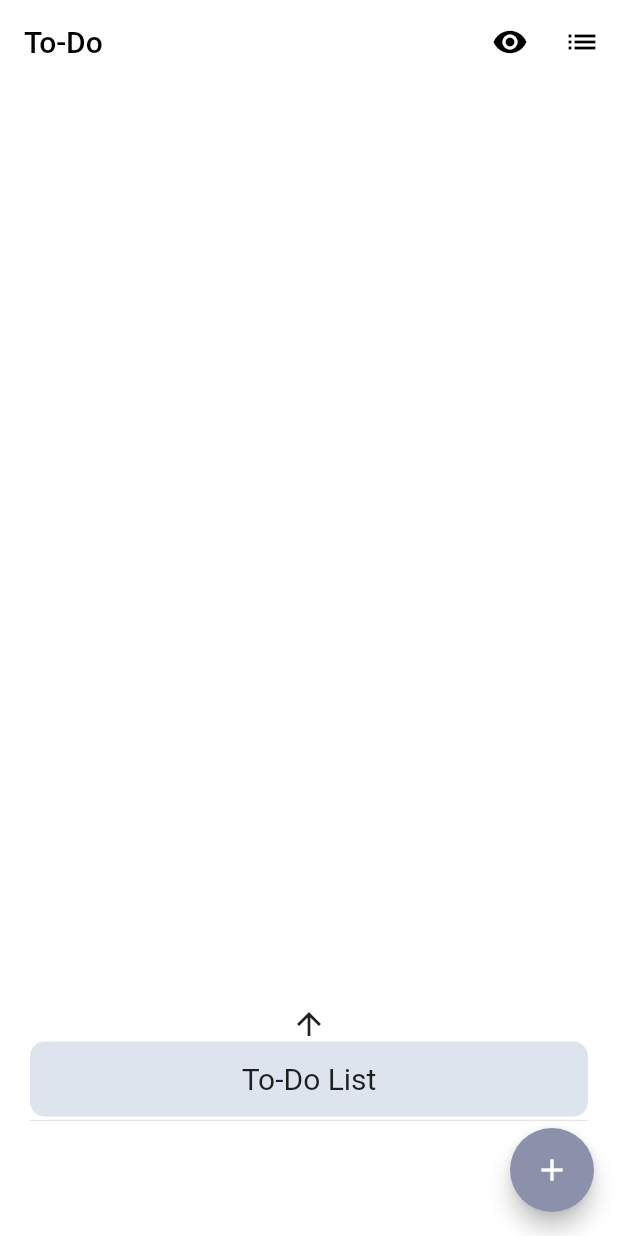
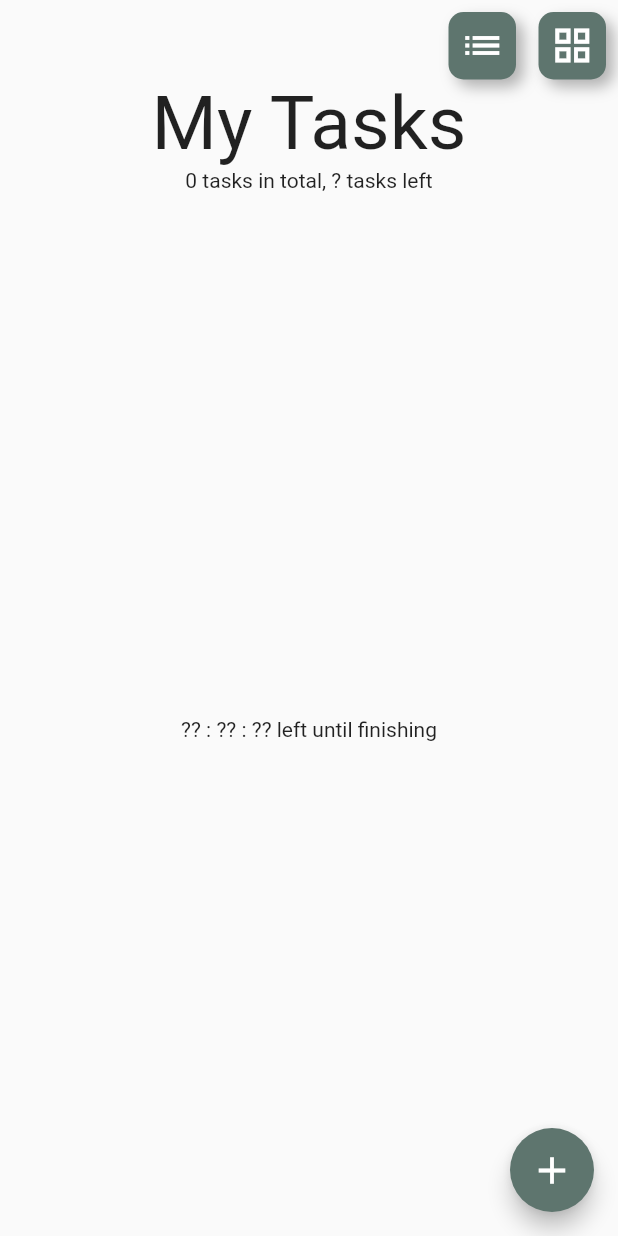
Before and after one commit to YMZhang7/-Productivity-App-ToFinish, a Flutter app: the screen it shows after launch, on a phone screen of 412 x 824 dp. Run offline on Flutter 3.47's test engine with Material 2 defaults, Android fonts, the phone set to English and light mode, and no system bars; our stand-ins replace bloc, equatable, flutter_bloc, flutter_local_notifications, sqflite, wakelock; accounts and stored records are empty.

Commit message:
update home screen

```diff
--- /dev/null
+++ b/lib/components/small_button.dart
@@ -0,0 +1,31 @@
+import 'package:flutter/material.dart';
+
+import '../custom_colour_scheme.dart';
+
+class SmallButton extends StatelessWidget {
+  final IconData icon;
+  const SmallButton({@required this.icon});
+  @override
+  Widget build(BuildContext context) {
+    return Container(
+      width: 45.0,
+      height: 45.0,
+      decoration: BoxDecoration(
+        color: Theme.of(context).colorScheme.colour2,
+        borderRadius: BorderRadius.all(Radius.circular(10.0)),
+        boxShadow: [
+          BoxShadow(
+            color: Colors.grey.withOpacity(.8),
+            blurRadius: 8.0,
+            spreadRadius: 0.0,
+            offset: Offset(
+              5.0, // Move to right 10  horizontally
+              5.0, // Move to bottom 10 Vertically
+            ),
+          ),
+        ],
+      ),
+      child: Icon(icon, size: 30.0, color: Colors.white),
+    );
+  }
+}
--- a/lib/components/task_box.dart
+++ b/lib/components/task_box.dart
@@ -19,7 +19,7 @@ class TaskBox extends StatelessWidget{
         width: 150.0,
         height: 150.0,
         decoration: BoxDecoration(
-          color: Theme.of(context).colorScheme.colour3,
+          color: Theme.of(context).colorScheme.colour1,
           borderRadius: BorderRadius.all(Radius.circular(30.0)),
           boxShadow: [BoxShadow(
             color: Colors.grey.withOpacity(.5),
--- a/lib/custom_colour_scheme.dart
+++ b/lib/custom_colour_scheme.dart
@@ -1,8 +1,8 @@
 import 'package:flutter/material.dart';
 
 extension CustomColorScheme on ColorScheme {
-  Color get colour1 => const Color(0xFFF9F6EF);
-  Color get colour2 => const Color(0xFFE8DAC9);
-  Color get colour3 => const Color(0xFFD9E1EB);
-  Color get colour4 => const Color(0xFF8B91AB);
+  Color get colour1 => const Color(0xFFE7EFF7);
+  Color get colour2 => const Color(0xFF5E756E);
+  Color get colour3 => const Color(0xFFB2BFB6);
+  Color get colour4 => const Color(0xFFFBEAE2);
 }
--- a/lib/main.dart
+++ b/lib/main.dart
@@ -1,5 +1,6 @@
 import 'package:ToFinish/models/Timer.dart';
 import 'package:ToFinish/screens/add_new_task_screen.dart';
+import 'package:ToFinish/screens/home_screen.dart';
 import 'package:flutter/material.dart';
 import 'package:flutter_bloc/flutter_bloc.dart';
 import 'package:wakelock/wakelock.dart';
@@ -52,7 +53,8 @@ class _AllScreensState extends State<AllScreens> {
     return BlocBuilder<ScreensBloc, ScreensState>(
       builder: (context, state){
         if (state is InTimersListScreen){
-          return TimersListScreen();
+          print('sss');
+          return HomeScreen();
         } else if (state is InTLTimerScreen){
           return BlocProvider(
             create: (context) => TimerBloc(ticker: Timer(), task: state.task),
--- /dev/null
+++ b/lib/screens/home_screen.dart
@@ -0,0 +1,99 @@
+import 'package:ToFinish/blocs/blocs.dart';
+import 'package:ToFinish/components/components.dart';
+import 'package:ToFinish/components/small_button.dart';
+import 'package:ToFinish/components/tasks_list.dart';
+import 'package:ToFinish/models/Task.dart';
+import 'package:flutter/material.dart';
+import 'package:flutter_bloc/flutter_bloc.dart';
+
+import '../custom_colour_scheme.dart';
+
+class HomeScreen extends StatefulWidget {
+  @override
+  _HomeScreenState createState() => _HomeScreenState();
+}
+
+class _HomeScreenState extends State<HomeScreen> {
+  ScrollController _scrollController;
+
+  @override
+  void initState() {
+    _scrollController = ScrollController();
+    super.initState();
+  }
+
+  @override
+  void dispose() {
+    _scrollController.dispose();
+    super.dispose();
+  }
+
+  @override
+  Widget build(BuildContext context) {
+    return Scaffold(
+      body: BlocBuilder<TodoBloc, TodoState>(
+        builder: (context, state){
+          if (state is TasksLoadSuccess){
+            return SafeArea(
+              child: Padding(
+                padding: const EdgeInsets.all(8.0),
+                child: Column(
+                  children: [
+                    Row(
+                      mainAxisAlignment: MainAxisAlignment.end,
+                      children: [
+                        SmallButton(icon: Icons.list),
+                        SizedBox(width: 15.0,),
+                        SmallButton(icon: Icons.grid_view),
+                      ],
+                    ),
+                    Text("My Tasks", style: TextStyle(fontSize: 50.0)),
+                    Text(state.tasks.length.toString() + ' tasks in total, ? tasks left'),
+                    SizedBox(height: 50.0,),
+                    Container(
+                      height: 300.0,
+                      child: TasksList(controller: _scrollController, tasks: state.tasks, headerRequired: false)
+                    ),
+                    Text('?? : ?? : ?? left until finishing'),
+                    SizedBox(
+                      height: 50.0,
+                    ),
+                    Container(
+                      height: 160.0,
+                      // TODO: prevent the children from resizing in accordance with the parent's size
+                      child: ListView(
+                        scrollDirection: Axis.horizontal,
+                        children: getTaskBoxes(state.tasks),
+                      )
+                    )
+                  ],
+                ),
+              ),
+            );
+          } else if (state is TasksLoadInProgress){
+            BlocProvider.of<TodoBloc>(context).add(LoadTasks());
+            return Center(child: CircularProgressIndicator(),);
+          } else if (state is TasksLoadFailure){
+            return Center(child: Text('Something went wrong...'),);
+          } else {
+            return Container(height: 0.0, width: 0.0,);
+          }
+        }
+      ),
+      floatingActionButton: FloatingActionButton(
+        child: Icon(Icons.add, size: 30.0),
+        backgroundColor: Theme.of(context).colorScheme.colour2,
+        onPressed: () => BlocProvider.of<ScreensBloc>(context).add(AddButtonPressed()),
+      ),
+    );
+  }
+
+  List<Widget> getTaskBoxes(List<Task> tasks){
+    List<Widget> res = [];
+    for (int i = 0; i < tasks.length; i++){
+      res.add(TaskBox(task: tasks[i]));
+      res.add(SizedBox(width: 15.0,));
+    }
+    return res;
+  }
+}
```
